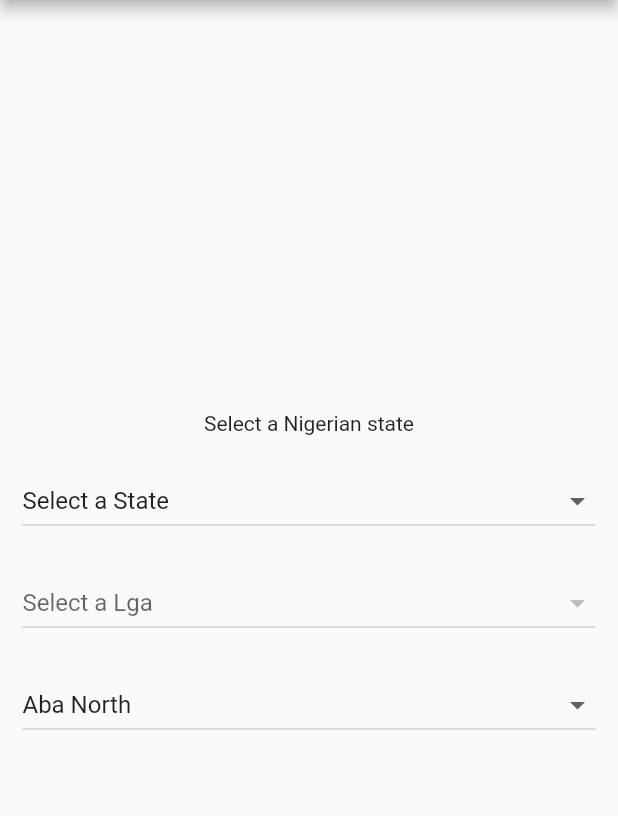
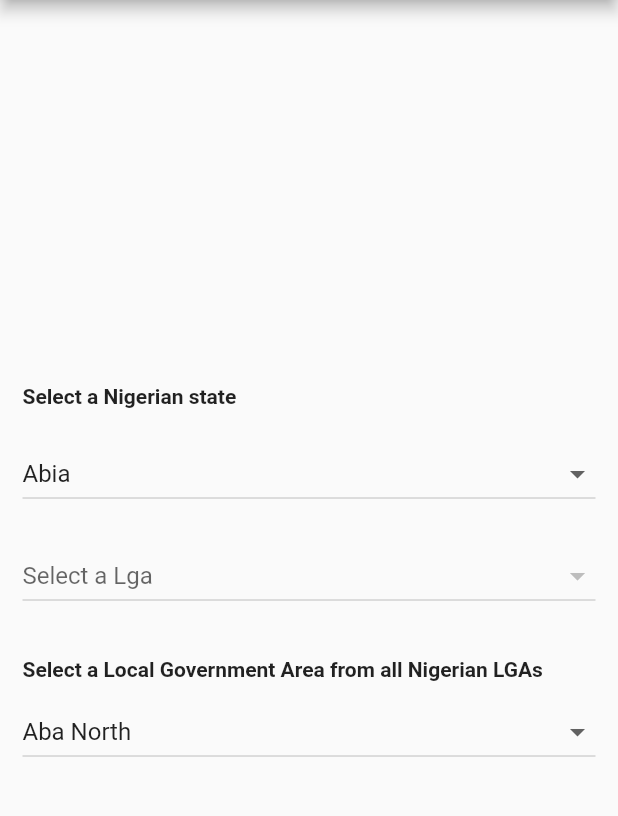
Before and after one commit to IdrisAdeyemi01/nigerian_states_and_lga, a Flutter app: the screen it shows after launch, on a phone screen of 412 x 824 dp, the part 84-900 px from its top. Run offline on Flutter 3.47's test engine with Material 2 defaults, Android fonts, the phone set to English and light mode, and no system bars.

```diff
--- a/example/lib/main.dart
+++ b/example/lib/main.dart
@@ -29,7 +29,7 @@ class HomePage extends StatefulWidget {
 }
 
 class _HomePageState extends State<HomePage> {
-  String stateValue = 'Select a State';
+  String stateValue = NigerianStatesAndLGA.allStates[0];
   String lgaValue = 'Select a Local Government Area';
   String selectedLGAFromAllLGAs = NigerianStatesAndLGA.getAllNigerianLGAs()[0];
   List<String> statesLga = [];
@@ -39,12 +39,19 @@ class _HomePageState extends State<HomePage> {
       appBar: AppBar(title: const Text('Nigerian States and LGAs')),
       body: Padding(
         padding: const EdgeInsets.all(15.0),
-        child: Column(mainAxisAlignment: MainAxisAlignment.center, children: [
-          const Text('Select a Nigerian state'),
+        child: Column(
+            mainAxisAlignment: MainAxisAlignment.center,
+            crossAxisAlignment: CrossAxisAlignment.start,
+            children: [
+              const Text(
+                'Select a Nigerian state',
+                style: TextStyle(fontWeight: FontWeight.bold),
+              ),
               const SizedBox(
                 height: 20,
               ),
               DropdownButton<String>(
+                  key: const ValueKey('States'),
                   value: stateValue,
                   isExpanded: true,
                   hint: const Text('Select a Nigerian state'),
@@ -56,6 +63,7 @@ class _HomePageState extends State<HomePage> {
                     );
                   }).toList(),
                   onChanged: (val) {
+                    lgaValue = 'Select a Local Government Area';
                     statesLga.clear();
                     statesLga.add(lgaValue);
                     statesLga.addAll(NigerianStatesAndLGA.getStateLGAs(val!));
@@ -67,12 +75,12 @@ class _HomePageState extends State<HomePage> {
                 height: 20,
               ),
               DropdownButton<String>(
+                  key: const ValueKey('Local governments'),
                   value: lgaValue,
                   isExpanded: true,
                   hint: const Text('Select a Lga'),
-              items: stateValue == 'Select a State'
-                  ? []
-                  : statesLga.map<DropdownMenuItem<String>>((String value) {
+                  items:
+                      statesLga.map<DropdownMenuItem<String>>((String value) {
                     return DropdownMenuItem<String>(
                       child: Text(value),
                       value: value,
@@ -84,8 +92,13 @@ class _HomePageState extends State<HomePage> {
                     });
                   }),
               const SizedBox(
-            height: 20,
+                height: 30,
               ),
+              const Text(
+                'Select a Local Government Area from all Nigerian LGAs',
+                style: TextStyle(fontWeight: FontWeight.bold),
+              ),
+              const SizedBox(height: 10),
               DropdownButton<String>(
                   value: selectedLGAFromAllLGAs,
                   isExpanded: true,
--- a/lib/src/nigerian_states_and_lga.dart
+++ b/lib/src/nigerian_states_and_lga.dart
@@ -37,7 +37,6 @@ class NigerianStatesAndLGA {
     "Yobe",
     "Zamfara",
     "FCT(Abuja)",
-    'Select a State',
   ];
 
   static const abiaLGAs = [
@@ -894,7 +893,8 @@ class NigerianStatesAndLGA {
     "Nguru",
     "Potiskum",
     "Tarmuwa",
-    "Yunusari"
+    "Yunusari",
+    "Yusufari"
   ];
 
   static const zamfaraLGAs = [
```
Also changed, not shown: pubspec.yaml (+3 -40 lines), example/pubspec.lock, 5 other files. Lines whose indentation alone changed are shown as unchanged.
